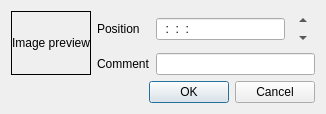
Old version of the form src/widgets/markerdialog_ui.ui in the repository KDE/kdenlive.
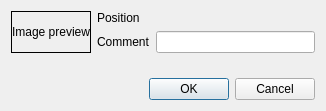
New version of the form. Custom widgets are drawn as their Qt base class.

Commit message: Use TimecodeDisplay in marker dialog

What changed in the file:
```diff
--- a/src/widgets/markerdialog_ui.ui
+++ b/src/widgets/markerdialog_ui.ui
@@ -6,7 +6,7 @@
    <rect>
     <x>0</x>
     <y>0</y>
-    <width>321</width>
+    <width>322</width>
     <height>111</height>
    </rect>
   </property>
@@ -14,74 +14,6 @@
    <string>Marker</string>
   </property>
   <layout class="QGridLayout" name="gridLayout">
-   <item row="0" column="2">
-    <layout class="QHBoxLayout" name="horizontalLayout">
-     <item>
-      <widget class="KRestrictedLine" name="marker_position">
-       <property name="inputMask">
-        <string>99:99:99:99; </string>
-       </property>
-      </widget>
-     </item>
-     <item>
-      <layout class="QVBoxLayout" name="verticalLayout">
-       <property name="spacing">
-        <number>0</number>
-       </property>
-       <item>
-        <widget class="QToolButton" name="position_up">
-         <property name="sizePolicy">
-          <sizepolicy hsizetype="Fixed" vsizetype="Maximum">
-           <horstretch>0</horstretch>
-           <verstretch>0</verstretch>
-          </sizepolicy>
-         </property>
-         <property name="maximumSize">
-          <size>
-           <width>16777215</width>
-           <height>18</height>
-          </size>
-         </property>
-         <property name="text">
-          <string>...</string>
-         </property>
-         <property name="autoRaise">
-          <bool>true</bool>
-         </property>
-         <property name="arrowType">
-          <enum>Qt::UpArrow</enum>
-         </property>
-        </widget>
-       </item>
-       <item>
-        <widget class="QToolButton" name="position_down">
-         <property name="sizePolicy">
-          <sizepolicy hsizetype="Fixed" vsizetype="Maximum">
-           <horstretch>0</horstretch>
-           <verstretch>0</verstretch>
-          </sizepolicy>
-         </property>
-         <property name="maximumSize">
-          <size>
-           <width>16777215</width>
-           <height>18</height>
-          </size>
-         </property>
-         <property name="text">
-          <string>...</string>
-         </property>
-         <property name="autoRaise">
-          <bool>true</bool>
-         </property>
-         <property name="arrowType">
-          <enum>Qt::DownArrow</enum>
-         </property>
-        </widget>
-       </item>
-      </layout>
-     </item>
-    </layout>
-   </item>
    <item row="3" column="0" colspan="3">
     <widget class="QDialogButtonBox" name="buttonBox">
      <property name="orientation">
@@ -135,6 +67,9 @@
      </property>
     </widget>
    </item>
+   <item row="0" column="2">
+    <layout class="QHBoxLayout" name="inputLayout"/>
+   </item>
   </layout>
   <zorder>buttonBox</zorder>
   <zorder>clip_filesize_3</zorder>
@@ -149,11 +84,6 @@
    <extends>QLineEdit</extends>
    <header>klineedit.h</header>
   </customwidget>
-  <customwidget>
-   <class>KRestrictedLine</class>
-   <extends>KLineEdit</extends>
-   <header>krestrictedline.h</header>
-  </customwidget>
  </customwidgets>
  <resources/>
  <connections>
```
Left out of the diff: 1 changed line with no effect on the pictures. The commit also changes 3 other files.
